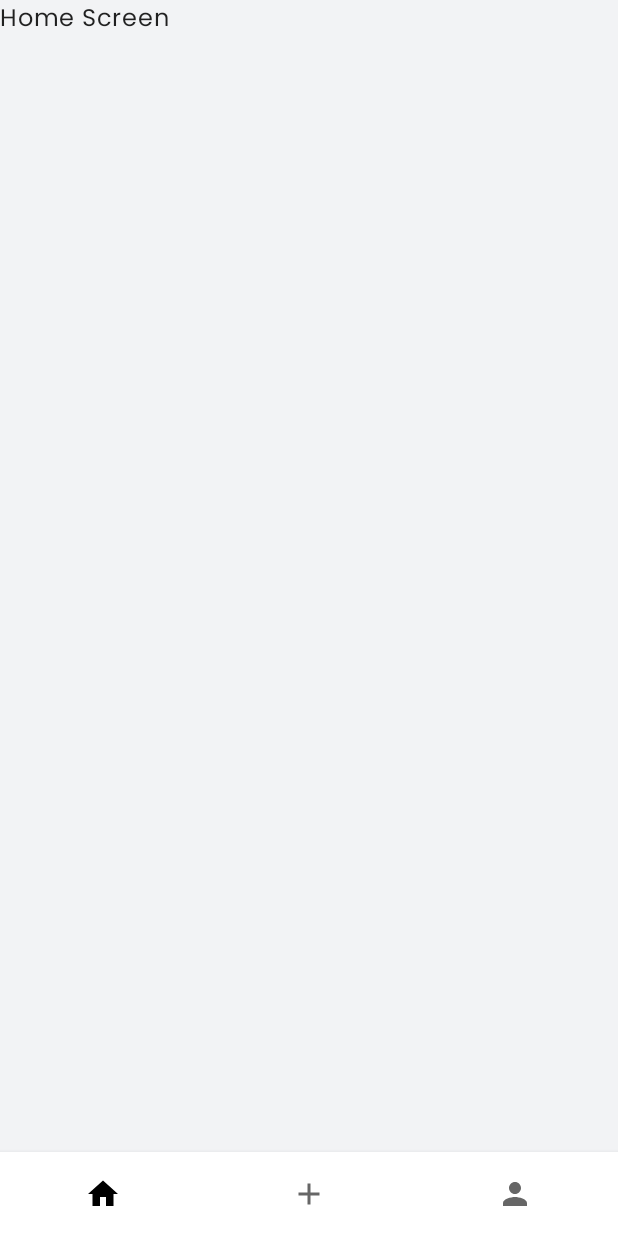
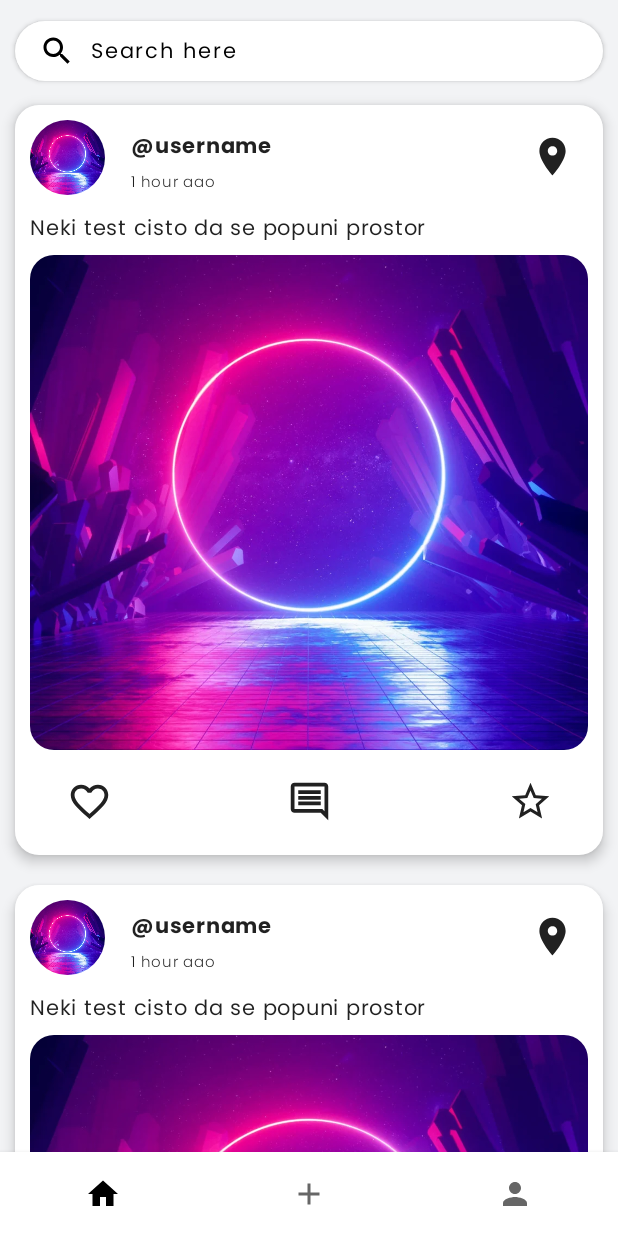
Before and after one commit to milanstosic00/PokazIMI-Kotlin, an Android app built with Jetpack Compose: the composable MainScreen shown on its own in the app's theme, on a phone screen of 412 x 824 dp. Run offline under Robolectric (Android 15) with nearby library versions, the phone set to English and light mode, and no system bars; our stand-ins replace accompanist; libraries missing offline, so code that uses them is left out: com.ramcosta.composedestinations; 1 statement that could not run was skipped.

Commit message:
Zapocet rad na Home Stranici

```diff
--- /dev/null
+++ b/PokazIMI/app/src/main/java/com/example/pokazimi/composables/PostComposable.kt
@@ -0,0 +1,159 @@
+package com.example.pokazimi.composables
+
+import androidx.compose.foundation.Image
+import androidx.compose.foundation.layout.*
+import androidx.compose.foundation.shape.CircleShape
+import androidx.compose.foundation.shape.RoundedCornerShape
+import androidx.compose.material.*
+import androidx.compose.material.icons.Icons
+import androidx.compose.material.icons.filled.FavoriteBorder
+import androidx.compose.material.icons.filled.LocationOn
+import androidx.compose.material.icons.outlined.Comment
+import androidx.compose.material.icons.outlined.StarOutline
+import androidx.compose.runtime.Composable
+import androidx.compose.ui.Alignment
+import androidx.compose.ui.Modifier
+import androidx.compose.ui.draw.clip
+import androidx.compose.ui.layout.ContentScale
+import androidx.compose.ui.res.painterResource
+import androidx.compose.ui.text.font.FontWeight
+import androidx.compose.ui.unit.dp
+import androidx.compose.ui.unit.sp
+import com.example.pokazimi.R
+
+@Composable
+fun Post() {
+    Column(
+        modifier = Modifier
+            .fillMaxWidth()
+            .height(520.dp)
+    ) {
+        Card(
+            modifier = Modifier
+                .fillMaxSize()
+                .padding(10.dp),
+            shape = RoundedCornerShape(16.dp),
+            backgroundColor = MaterialTheme.colors.surface,
+            elevation = 5.dp
+        ) {
+            Column(modifier = Modifier.fillMaxSize()) {
+                PostHeader()
+                Spacer(modifier = Modifier.height(10.dp))
+                PostContent()
+                PostFooter()
+            }
+        }
+    }
+}
+
+@Composable
+fun PostHeader() {
+    Row(
+        modifier = Modifier
+            .fillMaxWidth()
+            .height(70.dp)
+            .padding(10.dp)
+    ) {
+        Column (
+            modifier = Modifier
+                .weight(1f)
+        ) {
+            Image(
+                painter = painterResource(id = R.drawable.test_img),
+                contentDescription = "Image",
+                modifier = Modifier
+                    .height(50.dp)
+                    .width(50.dp)
+                    .clip(CircleShape)
+            )
+        }
+
+        Column(
+            modifier = Modifier
+                .weight(4f)
+                .padding(5.dp)
+        ) {
+            Text(text = "@username", fontSize = 14.sp, fontWeight = FontWeight.Bold)
+            Text(text = "1 hour ago", fontSize = 10.sp, fontWeight = FontWeight.Light)
+        }
+        Column(
+            modifier = Modifier
+                .weight(1f)
+                .padding(start = 5.dp),
+            horizontalAlignment = Alignment.End
+        ) {
+            IconButton(onClick = { /*TODO*/ }) {
+                Icon(imageVector = Icons.Default.LocationOn, contentDescription = "View Location", Modifier.size(30.dp))
+            }
+        }
+    }
+    Row(
+        modifier = Modifier
+            .fillMaxWidth()
+            .height(20.dp)
+            .padding(start = 10.dp)
+    ) {
+        Text(text = "Neki test cisto da se popuni prostor", fontSize = 14.sp)
+    }
+}
+
+@Composable
+fun PostContent() {
+    Row(
+        modifier = Modifier
+            .fillMaxWidth()
+            .height(330.dp)
+            .padding(horizontal = 10.dp)
+    ) {
+        Image(
+            painter = painterResource(id = R.drawable.test_img),
+            contentDescription = "Image",
+            modifier = Modifier
+                .fillMaxWidth()
+                .clip(shape = RoundedCornerShape(16.dp)),
+            contentScale = ContentScale.Crop
+        )
+    }
+}
+
+@Composable
+fun PostFooter() {
+    Spacer(modifier = Modifier.height(10.dp))
+    Row(
+        modifier = Modifier
+            .fillMaxWidth()
+            .height(50.dp)
+    ) {
+        Column(
+            modifier = Modifier
+                .weight(1f),
+            verticalArrangement = Arrangement.Center,
+            horizontalAlignment = Alignment.CenterHorizontally
+        ) {
+            IconButton(onClick = { /*TODO*/ }) {
+                Icon(imageVector = Icons.Default.FavoriteBorder, contentDescription = "Like", Modifier.size(30.dp))
+            }
+        }
+        Column(
+            modifier = Modifier
+                .weight(2f),
+            verticalArrangement = Arrangement.Center,
+            horizontalAlignment = Alignment.CenterHorizontally
+        ) {
+            IconButton(onClick = { /*TODO*/ }) {
+                Icon(imageVector = Icons.Outlined.Comment, contentDescription = "Comment", Modifier.size(30.dp))
+            }
+        }
+        Column(
+            modifier = Modifier
+                .weight(1f),
+            verticalArrangement = Arrangement.Center,
+            horizontalAlignment = Alignment.CenterHorizontally
+        ) {
+            IconButton(onClick = { /*TODO*/ }) {
+                Icon(imageVector = Icons.Outlined.StarOutline, contentDescription = "Rate", Modifier.size(30.dp))
+            }
+        }
+
+    }
+}
--- a/PokazIMI/app/src/main/java/com/example/pokazimi/ui/screens/HomeScreen.kt
+++ b/PokazIMI/app/src/main/java/com/example/pokazimi/ui/screens/HomeScreen.kt
@@ -1,19 +1,22 @@
 package com.example.pokazimi
 
-import androidx.compose.foundation.layout.Spacer
-import androidx.compose.foundation.layout.height
-import androidx.compose.material.Button
-import androidx.compose.material.MaterialTheme
-import androidx.compose.material.Scaffold
-import androidx.compose.material.Text
+import androidx.compose.foundation.layout.*
+import androidx.compose.foundation.rememberScrollState
+import androidx.compose.foundation.shape.RoundedCornerShape
+import androidx.compose.foundation.verticalScroll
+import androidx.compose.material.*
+import androidx.compose.material.icons.Icons
+import androidx.compose.material.icons.filled.Search
 import androidx.compose.runtime.Composable
 import androidx.compose.runtime.SideEffect
 import androidx.compose.runtime.rememberCoroutineScope
 import androidx.compose.ui.Modifier
 import androidx.compose.ui.graphics.Color
 import androidx.compose.ui.platform.LocalContext
+import androidx.compose.ui.text.style.TextAlign
 import androidx.compose.ui.unit.dp
 import androidx.navigation.NavHostController
+import com.example.pokazimi.composables.Post
 import com.example.pokazimi.dataStore.Storage
 import com.example.pokazimi.destinations.LoginScreenDestination
 import com.google.accompanist.systemuicontroller.rememberSystemUiController
@@ -29,5 +32,38 @@ fun HomeScreen(navController: NavHostController) {
     SideEffect {
         systemUiController.setStatusBarColor(color)
     }
-    Text(text = "Home Screen")
+
+    Row(
+        modifier = Modifier
+            .fillMaxWidth()
+            .height(70.dp)
+            .padding(10.dp)
+    ) {
+        Button(
+            onClick = { /*TODO*/ },
+            modifier = Modifier
+                .fillMaxWidth(),
+            shape = RoundedCornerShape(50.dp),
+            colors = ButtonDefaults.buttonColors(backgroundColor = MaterialTheme.colors.surface)
+        ) {
+            Icon(imageVector = Icons.Default.Search, contentDescription = "Search")
+            Text(
+                text = "  Search here",
+                textAlign = TextAlign.Start,
+                modifier = Modifier.fillMaxWidth()
+            )
+
+        }
+    }
+
+    Column(
+        modifier = Modifier
+            .absoluteOffset(y = 60.dp)
+            .fillMaxSize()
+            .verticalScroll(rememberScrollState())
+    ) {
+        Post()
+        Post()
+        Post()
+    }
 }
--- a/PokazIMI/app/src/main/java/com/example/pokazimi/ui/screens/MainScreen.kt
+++ b/PokazIMI/app/src/main/java/com/example/pokazimi/ui/screens/MainScreen.kt
@@ -15,6 +15,7 @@ import androidx.navigation.compose.composable
 import androidx.navigation.compose.currentBackStackEntryAsState
 import androidx.navigation.compose.rememberNavController
 import com.example.pokazimi.data.item.BottomNavItem
+import com.example.pokazimi.ui.screens.ProfileScreen
 import com.ramcosta.composedestinations.annotation.Destination
 import com.ramcosta.composedestinations.navigation.DestinationsNavigator
 
```
Also changed, not shown: PokazIMI/app/src/main/java/com/example/pokazimi/ui/screens/ProfileScreen.kt (+9 -148 lines).
